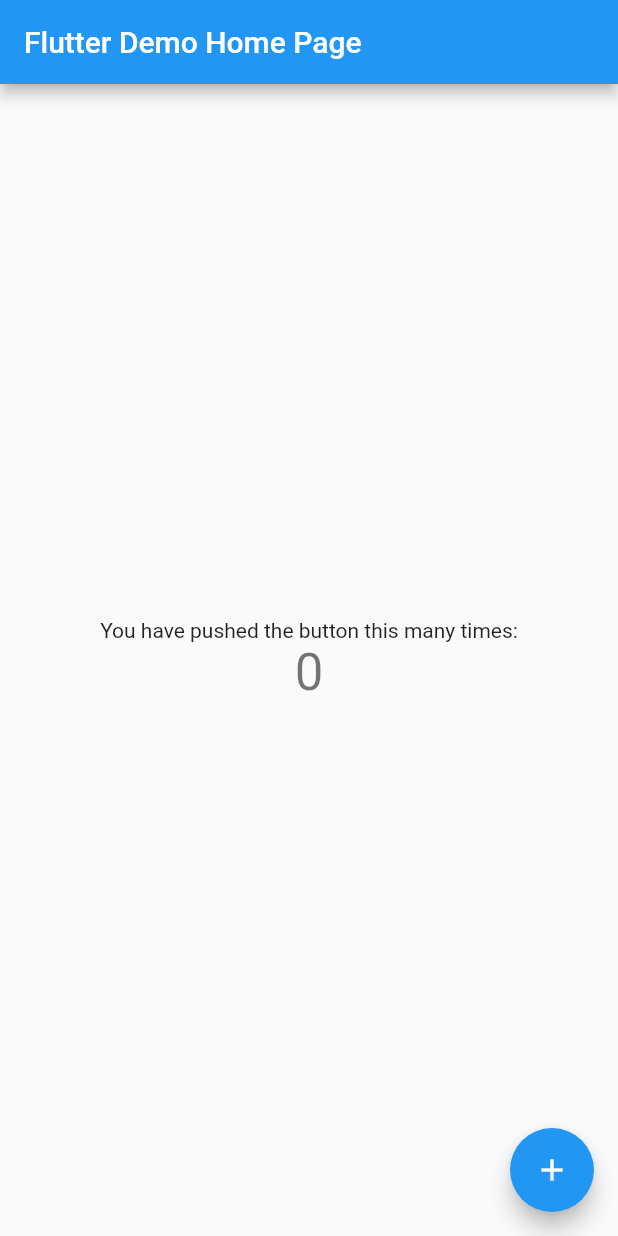
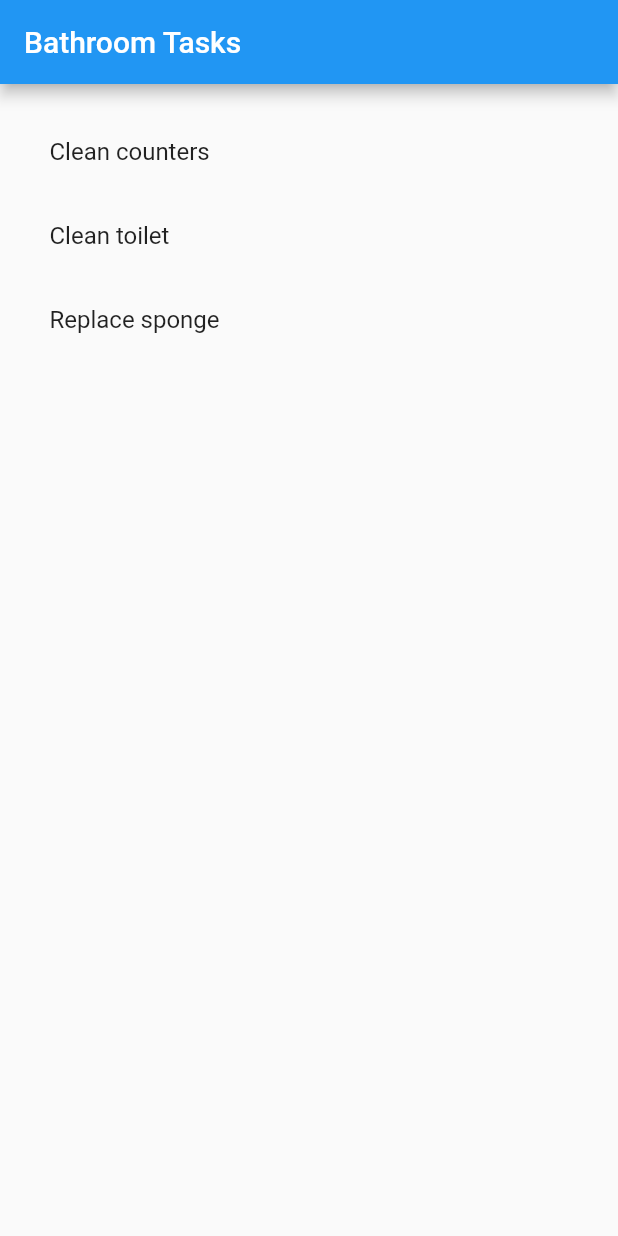
Before and after one commit to sysemenova/college_survival_software, a Flutter app: the screen it shows after launch, on a phone screen of 412 x 824 dp. Run offline on Flutter 3.47's test engine with Material 2 defaults, Android fonts, the phone set to English and light mode, and no system bars.

Commit message:
Began creating a list structure. householdtask.dart has a class called HouseholdTask and a widget that can display the task on its own after clicking it. tasklist.dart has a list of household tasks that can be clicked and scrolled on. getTaskList.dart is a dummy/test for getting all the tasks.
Next time, I'll be doing the following:
1) Make tasklist more general, meaning you can click on something and go into another task list. Also probably make tasklist.dart a whole scaffold.
2) Add a checking off tasks mechanics (no disappearing for now, though.

```diff
--- /dev/null
+++ b/lib/getTaskList.dart
@@ -0,0 +1,15 @@
+import 'householdtask.dart';
+
+// This is where we'll figure out how to get tasks lists into the app.
+// For how, it's just a list of household tasks, but it will likely change
+List<HouseholdTask> getTaskList () {
+  return [
+    HouseholdTask('Clean counters',
+        'You should do this because clean counters make a bathroom much nicer.',
+        'Get some paper towels and a spray spray and go ham', false),
+    HouseholdTask('Clean toilet', 'Dont want nasty poor, now do we',
+        'Get yourself a scrubby scrubby and do it.', true),
+    HouseholdTask('Replace sponge', 'You know how nasty those things get?',
+        'Go to the store and buy one you nasty piece of shit', false)
+  ];
+}
--- a/lib/main.dart
+++ b/lib/main.dart
@@ -1,4 +1,6 @@
 import 'package:flutter/material.dart';
+import 'tasklist.dart';
+import 'getTaskList.dart';
 
 void main() {
   runApp(MyApp());
@@ -11,37 +13,16 @@ class MyApp extends StatelessWidget {
     return MaterialApp(
       title: 'Flutter Demo',
       theme: ThemeData(
-        // This is the theme of your application.
-        //
-        // Try running your application with "flutter run". You'll see the
-        // application has a blue toolbar. Then, without quitting the app, try
-        // changing the primarySwatch below to Colors.green and then invoke
-        // "hot reload" (press "r" in the console where you ran "flutter run",
-        // or simply save your changes to "hot reload" in a Flutter IDE).
-        // Notice that the counter didn't reset back to zero; the application
-        // is not restarted.
         primarySwatch: Colors.blue,
-        // This makes the visual density adapt to the platform that you run
-        // the app on. For desktop platforms, the controls will be smaller and
-        // closer together (more dense) than on mobile platforms.
         visualDensity: VisualDensity.adaptivePlatformDensity,
       ),
-      home: MyHomePage(title: 'Flutter Demo Home Page'),
+      home: MyHomePage(title: 'Bathroom Tasks'),
     );
   }
 }
 
 class MyHomePage extends StatefulWidget {
   MyHomePage({Key key, this.title}) : super(key: key);
-
-  // This widget is the home page of your application. It is stateful, meaning
-  // that it has a State object (defined below) that contains fields that affect
-  // how it looks.
-
-  // This class is the configuration for the state. It holds the values (in this
-  // case the title) provided by the parent (in this case the App widget) and
-  // used by the build method of the State. Fields in a Widget subclass are
-  // always marked "final".
 
   final String title;
 
@@ -50,68 +31,14 @@ class MyHomePage extends StatefulWidget {
 }
 
 class _MyHomePageState extends State<MyHomePage> {
-  int _counter = 0;
-
-  void _incrementCounter() {
-    setState(() {
-      // This call to setState tells the Flutter framework that something has
-      // changed in this State, which causes it to rerun the build method below
-      // so that the display can reflect the updated values. If we changed
-      // _counter without calling setState(), then the build method would not be
-      // called again, and so nothing would appear to happen.
-      _counter++;
-    });
-  }
 
   @override
   Widget build(BuildContext context) {
-    // This method is rerun every time setState is called, for instance as done
-    // by the _incrementCounter method above.
-    //
-    // The Flutter framework has been optimized to make rerunning build methods
-    // fast, so that you can just rebuild anything that needs updating rather
-    // than having to individually change instances of widgets.
     return Scaffold(
       appBar: AppBar(
-        // Here we take the value from the MyHomePage object that was created by
-        // the App.build method, and use it to set our appbar title.
         title: Text(widget.title),
       ),
-      body: Center(
-        // Center is a layout widget. It takes a single child and positions it
-        // in the middle of the parent.
-        child: Column(
-          // Column is also a layout widget. It takes a list of children and
-          // arranges them vertically. By default, it sizes itself to fit its
-          // children horizontally, and tries to be as tall as its parent.
-          //
-          // Invoke "debug painting" (press "p" in the console, choose the
-          // "Toggle Debug Paint" action from the Flutter Inspector in Android
-          // Studio, or the "Toggle Debug Paint" command in Visual Studio Code)
-          // to see the wireframe for each widget.
-          //
-          // Column has various properties to control how it sizes itself and
-          // how it positions its children. Here we use mainAxisAlignment to
-          // center the children vertically; the main axis here is the vertical
-          // axis because Columns are vertical (the cross axis would be
-          // horizontal).
-          mainAxisAlignment: MainAxisAlignment.center,
-          children: <Widget>[
-            Text(
-              'You have pushed the button this many times:',
-            ),
-            Text(
-              '$_counter',
-              style: Theme.of(context).textTheme.headline4,
-            ),
-          ],
-        ),
-      ),
-      floatingActionButton: FloatingActionButton(
-        onPressed: _incrementCounter,
-        tooltip: 'Increment',
-        child: Icon(Icons.add),
-      ), // This trailing comma makes auto-formatting nicer for build methods.
+      body: TaskList(getTaskList()),
     );
   }
 }
--- /dev/null
+++ b/lib/tasklist.dart
@@ -0,0 +1,44 @@
+import 'package:flutter/material.dart';
+import 'householdtask.dart';
+
+class TaskList extends StatefulWidget {
+  var tasks = <HouseholdTask>[];
+  TaskList(this.tasks);
+
+  @override
+  _TaskListState createState() => _TaskListState(tasks);
+}
+
+class _TaskListState extends State<TaskList> {
+  var tasks = <HouseholdTask>[];
+  _TaskListState(this.tasks);
+
+  @override
+  Widget build(BuildContext context) {
+
+    return ListView.builder(
+      itemCount: tasks.length,
+      padding: EdgeInsets.all(17),
+      itemBuilder: (context, i) {
+        return buildRow(tasks[i]);
+      }
+    );
+  }
+
+  Widget buildRow (HouseholdTask task) {
+    return ListTile (
+      title: Text(task.name),
+      // How the hell does padding work lmao
+      onTap: () {
+        pushTask(task);
+      }
+    );
+  }
+
+  void pushTask(task) {
+    Navigator.push(
+      context,
+      MaterialPageRoute(builder: (context) => TaskWidget(task))
+    );
+  }
+}
```
Also changed, not shown: lib/householdtask.dart (added, +52 -0 lines), 1 other file.
